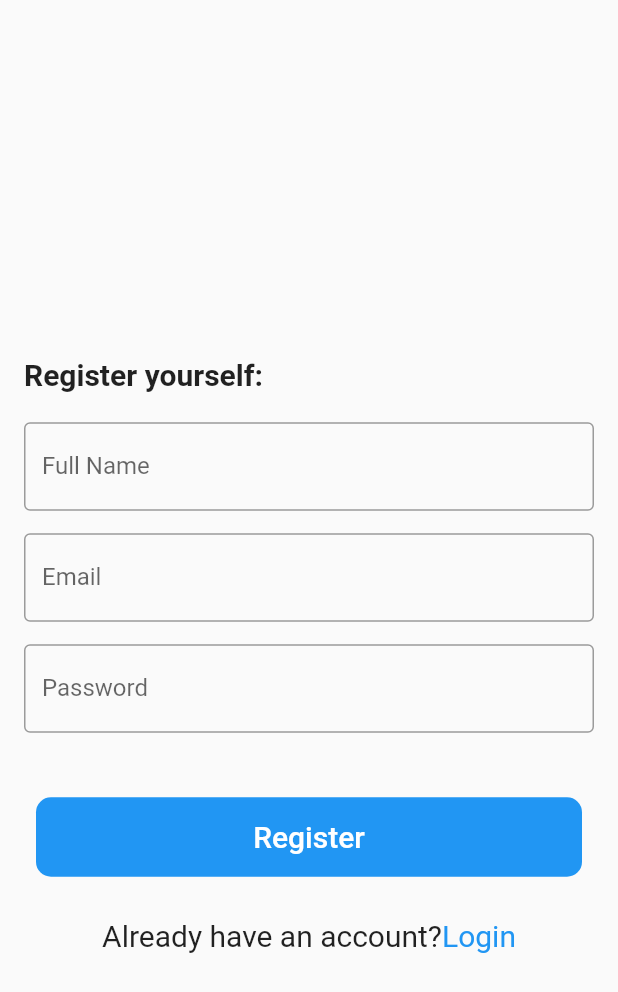
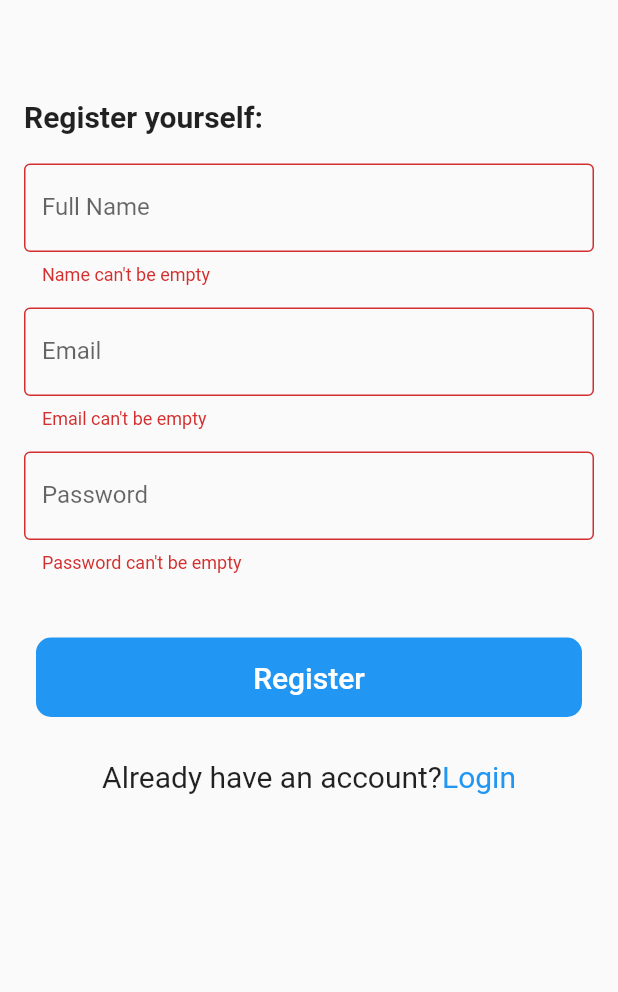
Before and after one commit to Suraj-Subedi/flutter_group, a Flutter app: the SignupView screen opened by its route, after a tap on "Register", on a phone screen of 412 x 824 dp. Shown: the top 992 px of the screen. Run offline on Flutter 3.47's test engine with Material 2 defaults, Android fonts, the phone set to English and light mode, and no system bars; our stand-ins replace get.

Commit message:
register api implmented

```diff
--- a/lib/app/components/my_textfield.dart
+++ b/lib/app/components/my_textfield.dart
@@ -4,17 +4,23 @@ class MyTextField extends StatelessWidget {
   final String? labelText;
   final String hintText;
   final bool isPassword;
+  final TextEditingController? controller;
+  final String? Function(String?)? validator;
   const MyTextField(
       {super.key,
       required this.labelText,
       required this.hintText,
-      this.isPassword = false});
+      this.isPassword = false,
+      this.validator,
+      this.controller});
 
   @override
   Widget build(BuildContext context) {
     return Padding(
       padding: const EdgeInsets.only(bottom: 15),
       child: TextFormField(
+        controller: controller,
+        validator: validator,
         obscureText: isPassword,
         decoration: InputDecoration(
           labelText: labelText,
--- a/lib/app/modules/signup/controllers/signup_controller.dart
+++ b/lib/app/modules/signup/controllers/signup_controller.dart
@@ -1,22 +1,43 @@
+import 'dart:convert';
+
+import 'package:flutter/material.dart';
+import 'package:flutter_ecom/app/utils/constants.dart';
 import 'package:get/get.dart';
+import 'package:http/http.dart' as http;
 
 class SignupController extends GetxController {
-  //TODO: Implement SignupController
+  final count = 0.obs;
+  final GlobalKey<FormState> signUpFormKey = GlobalKey();
+  var nameController = TextEditingController();
+  var emailController = TextEditingController();
+  var passwordController = TextEditingController();
 
-  final count = 0.obs;
-  @override
-  void onInit() {
-    super.onInit();
-  }
+  void signUp() async {
+    try {
+      if (signUpFormKey.currentState!.validate()) {
+        var url = Uri.http(baseUrl, 'ecom_api/auth/register');
 
-  @override
-  void onReady() {
-    super.onReady();
-  }
-
-  @override
-  void onClose() {
-    super.onClose();
+        var response = await http.post(url, body: {
+          'email': emailController.text,
+          'fullname': nameController.text,
+          'password': passwordController.text
+        });
+        var data = jsonDecode(response.body);
+        if (data['status'] == 200) {
+          Get.showSnackbar(GetSnackBar(
+            message: data['message'],
+          ));
+        } else {
+          Get.showSnackbar(GetSnackBar(
+            message: data['message'],
+          ));
+        }
+      }
+    } catch (e) {
+      Get.showSnackbar(const GetSnackBar(
+        message: 'Something went wrong',
+      ));
+    }
   }
 
   void increment() => count.value++;
--- a/lib/app/modules/signup/views/signup_view.dart
+++ b/lib/app/modules/signup/views/signup_view.dart
@@ -12,9 +12,12 @@ class SignupView extends GetView<SignupController> {
   @override
   Widget build(BuildContext context) {
     return Scaffold(
-        body: SafeArea(
+        body: SingleChildScrollView(
+      child: SafeArea(
         child: Padding(
           padding: const EdgeInsets.all(16.0),
+          child: Form(
+            key: controller.signUpFormKey,
             child: Column(
               mainAxisAlignment: MainAxisAlignment.center,
               children: [
@@ -35,23 +38,46 @@ class SignupView extends GetView<SignupController> {
                 const SizedBox(
                   height: 20,
                 ),
-            const MyTextField(
+                MyTextField(
+                  controller: controller.nameController,
                   hintText: 'Enter your name',
                   labelText: 'Full Name',
+                  validator: (value) {
+                    if (value == null || value.isEmpty) {
+                      return "Name can't be empty";
+                    }
+                    return null;
+                  },
                 ),
-            const MyTextField(
+                MyTextField(
+                  controller: controller.emailController,
                   hintText: 'Enter your Email',
                   labelText: 'Email',
+                  validator: (value) {
+                    if (value == null || value.isEmpty) {
+                      return "Email can't be empty";
+                    } else if (!GetUtils.isEmail(value)) {
+                      return "Give proper email address";
+                    }
+                    return null;
+                  },
                 ),
-            const MyTextField(
+                MyTextField(
+                  controller: controller.passwordController,
                   hintText: 'Enter your Password',
                   labelText: 'Password',
                   isPassword: true,
+                  validator: (value) {
+                    if (value == null || value.isEmpty) {
+                      return "Password can't be empty";
+                    }
+                    return null;
+                  },
                 ),
                 const SizedBox(
                   height: 20,
                 ),
-            MyButton(title: 'Register', onPressed: () {}),
+                MyButton(title: 'Register', onPressed: controller.signUp),
                 const SizedBox(
                   height: 20,
                 ),
@@ -81,6 +107,8 @@ class SignupView extends GetView<SignupController> {
               ],
             ),
           ),
+        ),
+      ),
     ));
   }
 }
--- /dev/null
+++ b/lib/app/utils/constants.dart
@@ -0,0 +1,3 @@
+const ipAddress = "192.168.1.2";
+
+const baseUrl = ipAddress;
--- a/pubspec.yaml
+++ b/pubspec.yaml
@@ -10,6 +10,7 @@ dependencies:
   get: 4.6.5
   flutter:
     sdk: flutter
+  http: ^0.13.6
 
 dev_dependencies:
   flutter_lints: 2.0.2
```
Also changed, not shown: pubspec.lock. Lines whose indentation alone changed are shown as unchanged.
